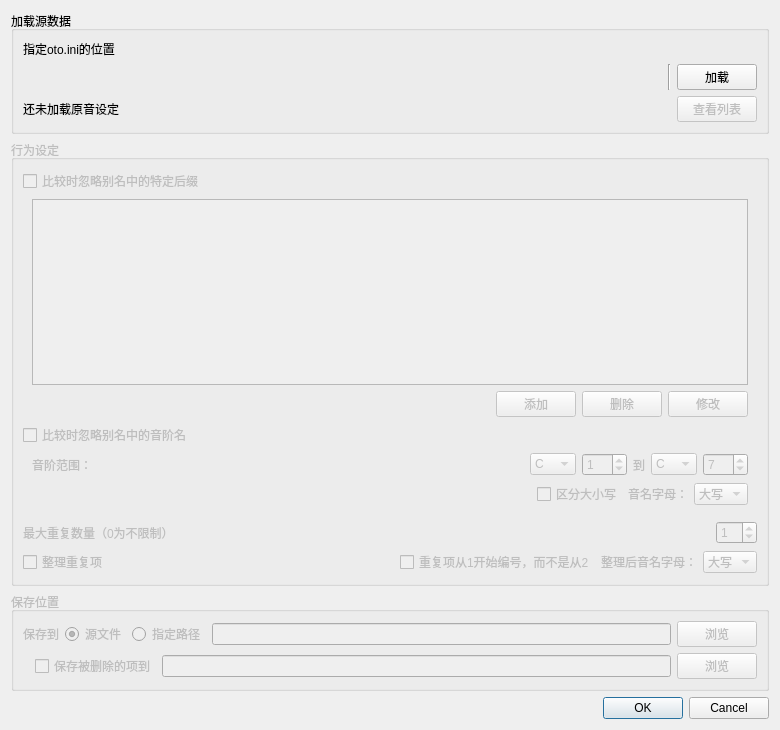
shine5402/KiraOtoToolbox, file src/removeduplicatedialog.ui: the form before one commit.
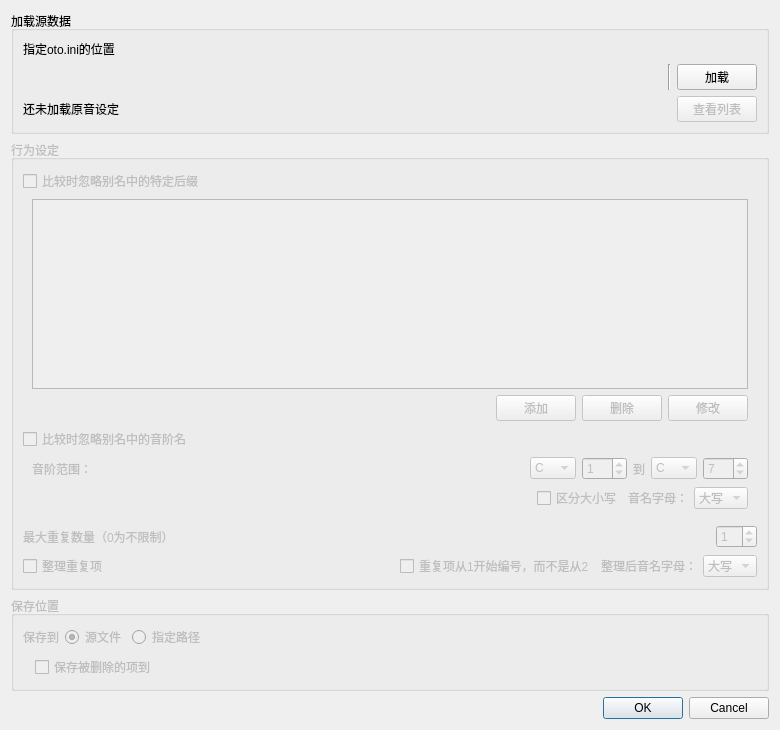
The form after the commit. Custom widgets are drawn as their Qt base class.

Commit message: 添加一系列子类带浏览文件路径控件

```diff
--- a/src/removeduplicatedialog.ui
+++ b/src/removeduplicatedialog.ui
@@ -595,25 +595,12 @@
          </widget>
         </item>
         <item>
-         <widget class="QLineEdit" name="fileNameEdit_save">
-          <property name="enabled">
-           <bool>false</bool>
-          </property>
-         </widget>
-        </item>
-        <item>
-         <widget class="QPushButton" name="browseButton_save">
-          <property name="enabled">
-           <bool>false</bool>
-          </property>
-          <property name="styleSheet">
-           <string notr="true"/>
-          </property>
-          <property name="text">
-           <string>浏览</string>
-          </property>
-          <property name="flat">
-           <bool>false</bool>
+         <widget class="OtoFileNameEditWithSaveBrowse" name="saveFileNameEdit" native="true">
+          <property name="sizePolicy">
+           <sizepolicy hsizetype="Expanding" vsizetype="Preferred">
+            <horstretch>0</horstretch>
+            <verstretch>0</verstretch>
+           </sizepolicy>
           </property>
          </widget>
         </item>
@@ -632,25 +619,12 @@
          </widget>
         </item>
         <item>
-         <widget class="QLineEdit" name="fileNameEdit_save_deleted">
-          <property name="enabled">
-           <bool>false</bool>
-          </property>
-         </widget>
-        </item>
-        <item>
-         <widget class="QPushButton" name="browseButton_save_deleted">
-          <property name="enabled">
-           <bool>false</bool>
-          </property>
-          <property name="styleSheet">
-           <string notr="true"/>
-          </property>
-          <property name="text">
-           <string>浏览</string>
-          </property>
-          <property name="flat">
-           <bool>false</bool>
+         <widget class="OtoFileNameEditWithSaveBrowse" name="saveDeletedFileNameEdit" native="true">
+          <property name="sizePolicy">
+           <sizepolicy hsizetype="Expanding" vsizetype="Preferred">
+            <horstretch>0</horstretch>
+            <verstretch>0</verstretch>
+           </sizepolicy>
           </property>
          </widget>
         </item>
@@ -675,7 +649,13 @@
   <customwidget>
    <class>FileNameEditWithBrowse</class>
    <extends>QWidget</extends>
-   <header>./widgets/filenameeditwithbrowse.h</header>
+   <header>widgets/otofilenameeditwithbrowse.h</header>
+   <container>1</container>
+  </customwidget>
+  <customwidget>
+   <class>OtoFileNameEditWithSaveBrowse</class>
+   <extends>QWidget</extends>
+   <header>widgets/otofilenameeditwithbrowse.h</header>
    <container>1</container>
   </customwidget>
  </customwidgets>
```
Left out of the diff: 132 changed lines with no effect on the pictures. The commit also changes 9 other files.
